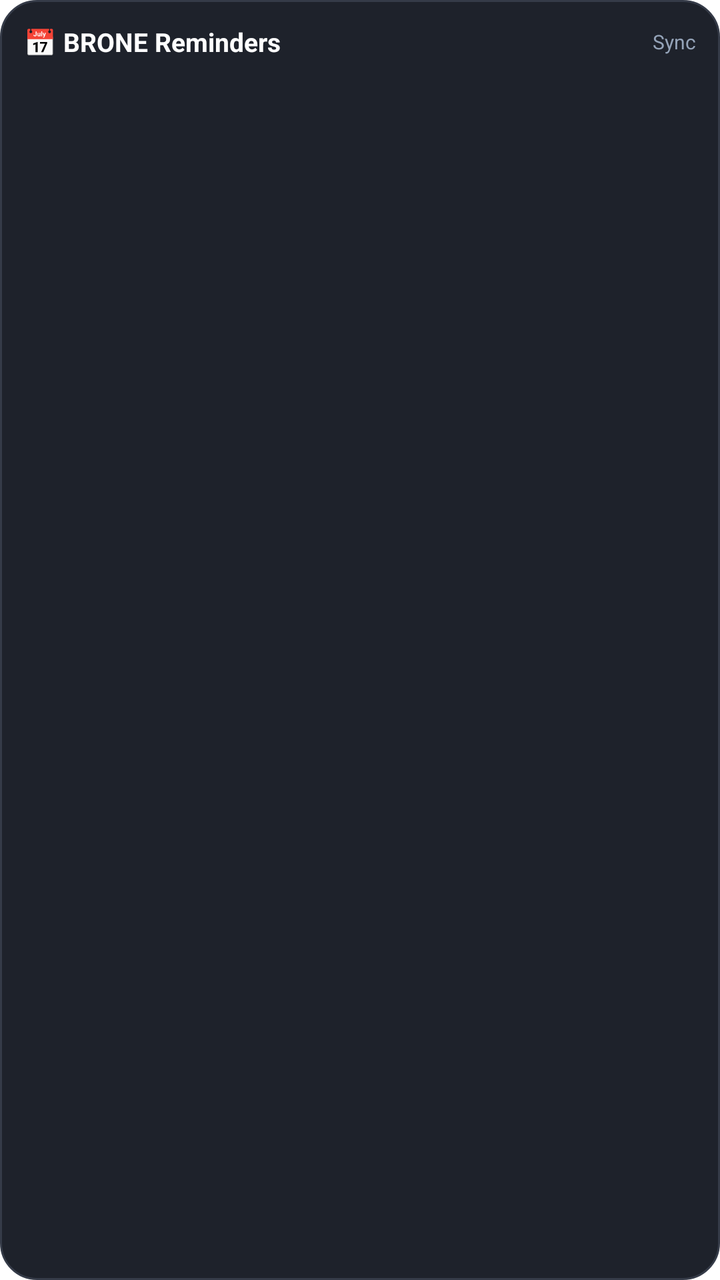
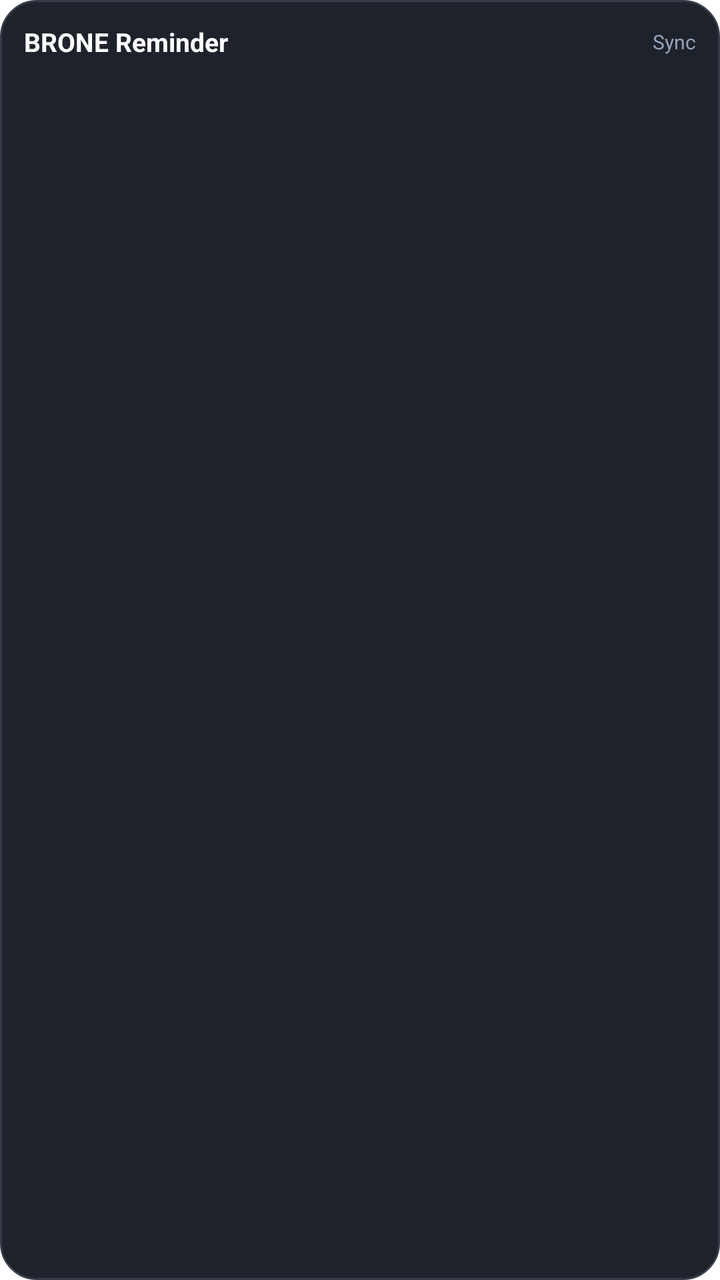

Compare the two renders of this Android layout. The source of the first and the diff that turns it into the second are given below.
<!-- AndroidManifest.xml: application theme Theme.reminder_widget -->
<!-- res/layout/widget_reminder_layout.xml -->
<?xml version="1.0" encoding="utf-8"?>
<LinearLayout xmlns:android="http://schemas.android.com/apk/res/android"
    android:id="@+id/widget_root"
    android:layout_width="match_parent"
    android:layout_height="match_parent"
    android:background="@drawable/widget_background"
    android:orientation="vertical"
    android:padding="12dp">

    
    <LinearLayout
        android:layout_width="match_parent"
        android:layout_height="wrap_content"
        android:gravity="center_vertical"
        android:orientation="horizontal"
        android:paddingBottom="8dp">

        <TextView
            android:layout_width="0dp"
            android:layout_height="wrap_content"
            android:layout_weight="1"
            android:text="📅 BRONE Reminders"
            android:textColor="#ffffff"
            android:textSize="13sp"
            android:textStyle="bold" />

        <TextView
            android:id="@+id/widget_sync_time"
            android:layout_width="wrap_content"
            android:layout_height="wrap_content"
            android:text="Sync"
            android:textColor="#94a3b8"
            android:textSize="10sp" />
    </LinearLayout>

    
    <LinearLayout
        android:id="@+id/widget_empty_view"
        android:layout_width="match_parent"
        android:layout_height="0dp"
        android:layout_weight="1"
        android:gravity="center"
        android:orientation="vertical"
        android:visibility="gone">

        <TextView
            android:layout_width="wrap_content"
            android:layout_height="wrap_content"
            android:text="🎉 Tidak ada deadline mendekat"
            android:textColor="#38bdf8"
            android:textSize="12sp"
            android:textStyle="bold" />

        <TextView
            android:layout_width="wrap_content"
            android:layout_height="wrap_content"
            android:layout_marginTop="2dp"
            android:text="Buka aplikasi untuk sinkronisasi"
            android:textColor="#64748b"
            android:textSize="10sp" />
    </LinearLayout>

    
    <LinearLayout
        android:id="@+id/widget_tasks_container"
        android:layout_width="match_parent"
        android:layout_height="0dp"
        android:layout_weight="1"
        android:orientation="vertical">

        
        <LinearLayout
            android:id="@+id/widget_task_1"
            android:layout_width="match_parent"
            android:layout_height="wrap_content"
            android:gravity="center_vertical"
            android:orientation="horizontal"
            android:paddingVertical="3dp"
            android:visibility="gone">

            <ImageView
                android:id="@+id/widget_dot_1"
                android:layout_width="8dp"
                android:layout_height="8dp"
                android:layout_marginEnd="6dp"
                android:src="@drawable/dot_green" />

            <LinearLayout
                android:layout_width="0dp"
                android:layout_height="wrap_content"
                android:layout_weight="1"
                android:orientation="vertical">

                <TextView
                    android:id="@+id/widget_title_1"
                    android:layout_width="wrap_content"
                    android:layout_height="wrap_content"
                    android:ellipsize="end"
                    android:maxLines="1"
                    android:text="Tugas 1"
                    android:textColor="#f1f5f9"
                    android:textSize="11sp"
                    android:textStyle="bold" />

                <TextView
                    android:id="@+id/widget_course_1"
                    android:layout_width="wrap_content"
                    android:layout_height="wrap_content"
                    android:ellipsize="end"
                    android:maxLines="1"
                    android:text="Mata Kuliah"
                    android:textColor="#94a3b8"
                    android:textSize="9sp" />
            </LinearLayout>

            <TextView
                android:id="@+id/widget_time_1"
                android:layout_width="wrap_content"
                android:layout_height="wrap_content"
                android:layout_marginStart="4dp"
                android:background="@drawable/badge_time_bg"
                android:text="2 hari lagi"
                android:textColor="#38bdf8"
                android:textSize="10sp"
                android:textStyle="bold" />
        </LinearLayout>

        
        <LinearLayout
            android:id="@+id/widget_task_2"
            android:layout_width="match_parent"
            android:layout_height="wrap_content"
            android:gravity="center_vertical"
            android:orientation="horizontal"
            android:paddingVertical="3dp"
            android:visibility="gone">

            <ImageView
                android:id="@+id/widget_dot_2"
                android:layout_width="8dp"
                android:layout_height="8dp"
                android:layout_marginEnd="6dp"
                android:src="@drawable/dot_amber" />

            <LinearLayout
                android:layout_width="0dp"
                android:layout_height="wrap_content"
                android:layout_weight="1"
                android:orientation="vertical">

                <TextView
                    android:id="@+id/widget_title_2"
                    android:layout_width="wrap_content"
                    android:layout_height="wrap_content"
                    android:ellipsize="end"
                    android:maxLines="1"
                    android:text="Tugas 2"
                    android:textColor="#f1f5f9"
                    android:textSize="11sp"
                    android:textStyle="bold" />

                <TextView
                    android:id="@+id/widget_course_2"
                    android:layout_width="wrap_content"
                    android:layout_height="wrap_content"
                    android:ellipsize="end"
                    android:maxLines="1"
                    android:text="Mata Kuliah"
                    android:textColor="#94a3b8"
                    android:textSize="9sp" />
            </LinearLayout>

            <TextView
                android:id="@+id/widget_time_2"
                android:layout_width="wrap_content"
                android:layout_height="wrap_content"
                android:layout_marginStart="4dp"
                android:background="@drawable/badge_time_bg"
                android:text="18 jam lagi"
                android:textColor="#f59e0b"
                android:textSize="10sp"
                android:textStyle="bold" />
        </LinearLayout>

        
        <LinearLayout
            android:id="@+id/widget_task_3"
            android:layout_width="match_parent"
            android:layout_height="wrap_content"
            android:gravity="center_vertical"
            android:orientation="horizontal"
            android:paddingVertical="3dp"
            android:visibility="gone">

            <ImageView
                android:id="@+id/widget_dot_3"
                android:layout_width="8dp"
                android:layout_height="8dp"
                android:layout_marginEnd="6dp"
                android:src="@drawable/dot_red" />

            <LinearLayout
                android:layout_width="0dp"
                android:layout_height="wrap_content"
                android:layout_weight="1"
                android:orientation="vertical">

                <TextView
                    android:id="@+id/widget_title_3"
                    android:layout_width="wrap_content"
                    android:layout_height="wrap_content"
                    android:ellipsize="end"
                    android:maxLines="1"
                    android:text="Tugas 3"
                    android:textColor="#f1f5f9"
                    android:textSize="11sp"
                    android:textStyle="bold" />

                <TextView
                    android:id="@+id/widget_course_3"
                    android:layout_width="wrap_content"
                    android:layout_height="wrap_content"
                    android:ellipsize="end"
                    android:maxLines="1"
                    android:text="Mata Kuliah"
                    android:textColor="#94a3b8"
                    android:textSize="9sp" />
            </LinearLayout>

            <TextView
                android:id="@+id/widget_time_3"
                android:layout_width="wrap_content"
                android:layout_height="wrap_content"
                android:layout_marginStart="4dp"
                android:background="@drawable/badge_time_bg"
                android:text="1 jam lagi"
                android:textColor="#ef4444"
                android:textSize="10sp"
                android:textStyle="bold" />
        </LinearLayout>
    </LinearLayout>

</LinearLayout>
<!-- resources referenced by this layout -->
<resources>
  <!-- drawable badge_time_bg (drawable) -->
  <?xml version="1.0" encoding="utf-8"?>
  <shape xmlns:android="http://schemas.android.com/apk/res/android"
      android:shape="rectangle">
      <solid android:color="#2c323f" />
      <corners android:radius="6dp" />
      <padding
          android:left="6dp"
          android:top="2dp"
          android:right="6dp"
          android:bottom="2dp" />
  </shape>
  <!-- drawable dot_amber (drawable) -->
  <?xml version="1.0" encoding="utf-8"?>
  <shape xmlns:android="http://schemas.android.com/apk/res/android"
      android:shape="oval">
      <solid android:color="#f59e0b" />
      <size
          android:width="8dp"
          android:height="8dp" />
  </shape>
  <!-- drawable dot_green (drawable) -->
  <?xml version="1.0" encoding="utf-8"?>
  <shape xmlns:android="http://schemas.android.com/apk/res/android"
      android:shape="oval">
      <solid android:color="#22c55e" />
      <size
          android:width="8dp"
          android:height="8dp" />
  </shape>
  <!-- drawable dot_red (drawable) -->
  <?xml version="1.0" encoding="utf-8"?>
  <shape xmlns:android="http://schemas.android.com/apk/res/android"
      android:shape="oval">
      <solid android:color="#ef4444" />
      <size
          android:width="8dp"
          android:height="8dp" />
  </shape>
  <!-- drawable widget_background (drawable) -->
  <?xml version="1.0" encoding="utf-8"?>
  <shape xmlns:android="http://schemas.android.com/apk/res/android"
      android:shape="rectangle">
      <solid android:color="#1e222b" />
      <stroke
          android:width="1dp"
          android:color="#353b48" />
      <corners android:radius="18dp" />
  </shape>
  <style name="Theme.reminder_widget" parent="Theme.MaterialComponents.DayNight.NoActionBar">
          
      </style>
</resources>

<!-- the commit's change to res/layout/widget_reminder_layout.xml (unified diff, before → after) -->
@@ -19,7 +19,7 @@
             android:layout_width="0dp"
             android:layout_height="wrap_content"
             android:layout_weight="1"
-            android:text="📅 BRONE Reminders"
+            android:text="BRONE Reminder"
             android:textColor="#ffffff"
             android:textSize="13sp"
             android:textStyle="bold" />
@@ -46,7 +46,7 @@
         <TextView
             android:layout_width="wrap_content"
             android:layout_height="wrap_content"
-            android:text="🎉 Tidak ada deadline mendekat"
+            android:text="Tidak ada deadline mendekat"
             android:textColor="#38bdf8"
             android:textSize="12sp"
             android:textStyle="bold" />
